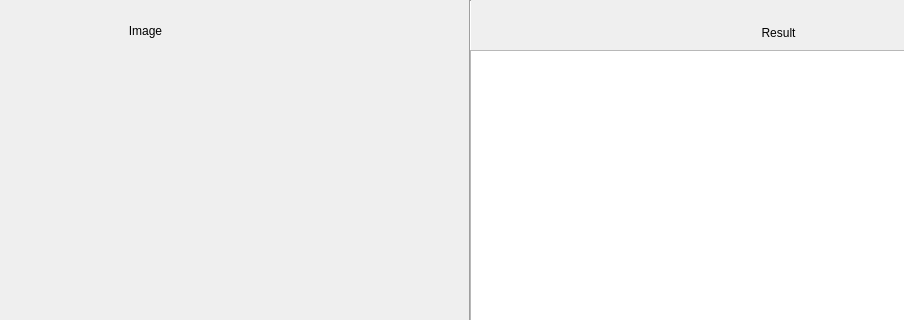
Old version of the form textDectionQt2/textdectionqt2.ui in the repository roylu007/textDection; both pictures show x 100 to 1004 and y 0 to 320 of the 1125 by 816 pixel window.
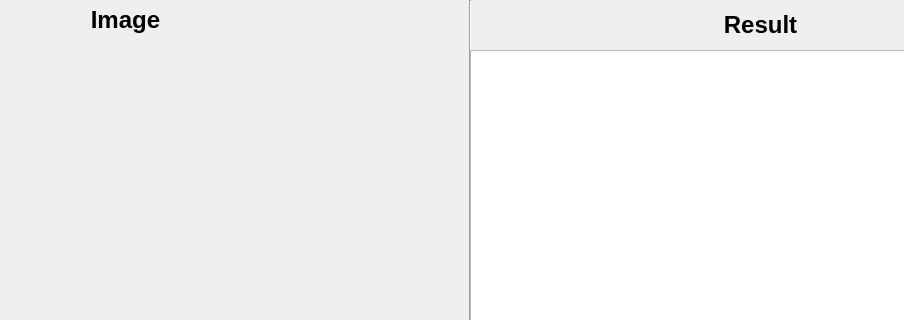
New version of the form.

Patch:
```diff
--- a/textDectionQt2/textdectionqt2.ui
+++ b/textDectionQt2/textdectionqt2.ui
@@ -42,14 +42,17 @@
   <widget class="QLabel" name="imageLabel">
    <property name="geometry">
     <rect>
-     <x>200</x>
-     <y>10</y>
+     <x>180</x>
+     <y>0</y>
      <width>91</width>
      <height>41</height>
     </rect>
    </property>
    <property name="text">
-    <string>Image</string>
+    <string>&lt;html&gt;&lt;head/&gt;&lt;body&gt;&lt;p align=&quot;center&quot;&gt;&lt;span style=&quot; font-size:18pt; font-weight:600; color:#000000;&quot;&gt;Image&lt;/span&gt;&lt;/p&gt;&lt;/body&gt;&lt;/html&gt;</string>
+   </property>
+   <property name="textFormat">
+    <enum>Qt::RichText</enum>
    </property>
    <property name="alignment">
     <set>Qt::AlignCenter</set>
@@ -58,14 +61,14 @@
   <widget class="QLabel" name="resultLabel">
    <property name="geometry">
     <rect>
-     <x>833</x>
-     <y>22</y>
-     <width>91</width>
-     <height>21</height>
+     <x>810</x>
+     <y>10</y>
+     <width>101</width>
+     <height>31</height>
     </rect>
    </property>
    <property name="text">
-    <string>Result</string>
+    <string>&lt;html&gt;&lt;head/&gt;&lt;body&gt;&lt;p&gt;&lt;span style=&quot; font-size:18pt; font-weight:600;&quot;&gt;Result&lt;/span&gt;&lt;/p&gt;&lt;/body&gt;&lt;/html&gt;</string>
    </property>
    <property name="alignment">
     <set>Qt::AlignCenter</set>
```
Left out of the diff: 3 changed lines with no effect on the pictures.
